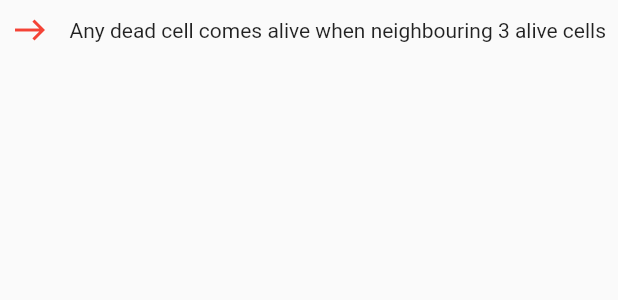
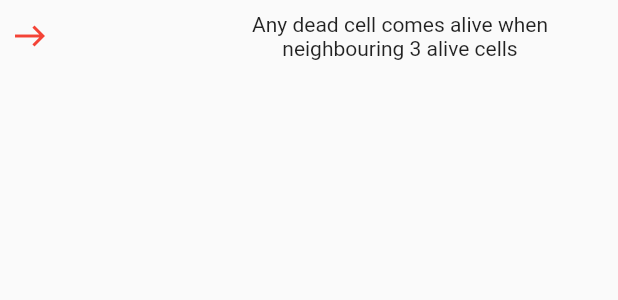
Before and after one commit to GregSym/conway_game_of_life, a Flutter app: the RuleText widget shown alone on an empty page, opened directly, on a phone screen of 412 x 824 dp. Shown: the top 300 px of the screen. Run offline on Flutter 3.47's test engine with Material 2 defaults, Android fonts, the phone set to English and light mode, and no system bars.

Commit message:
more alignment fixes for about app

```diff
--- a/lib/src/screens/about_this_app.dart
+++ b/lib/src/screens/about_this_app.dart
@@ -57,6 +57,7 @@ class RuleText extends StatelessWidget {
 
   @override
   Widget build(BuildContext context) {
+    Size screenSize = MediaQuery.of(context).size;
     return Padding(
       padding: const EdgeInsets.all(8.0),
       child: Row(
@@ -66,10 +67,13 @@ class RuleText extends StatelessWidget {
             Icons.east,
             color: Colors.red,
           ),
-          Text(
-            ruleText,
-            textAlign: TextAlign.center,
-            softWrap: true,
+          Container(
+            width: screenSize.width / 1.5,
+            child: Text(
+              ruleText,
+              textAlign: TextAlign.center,
+              softWrap: true,
+            ),
           )
         ],
       ),
```
